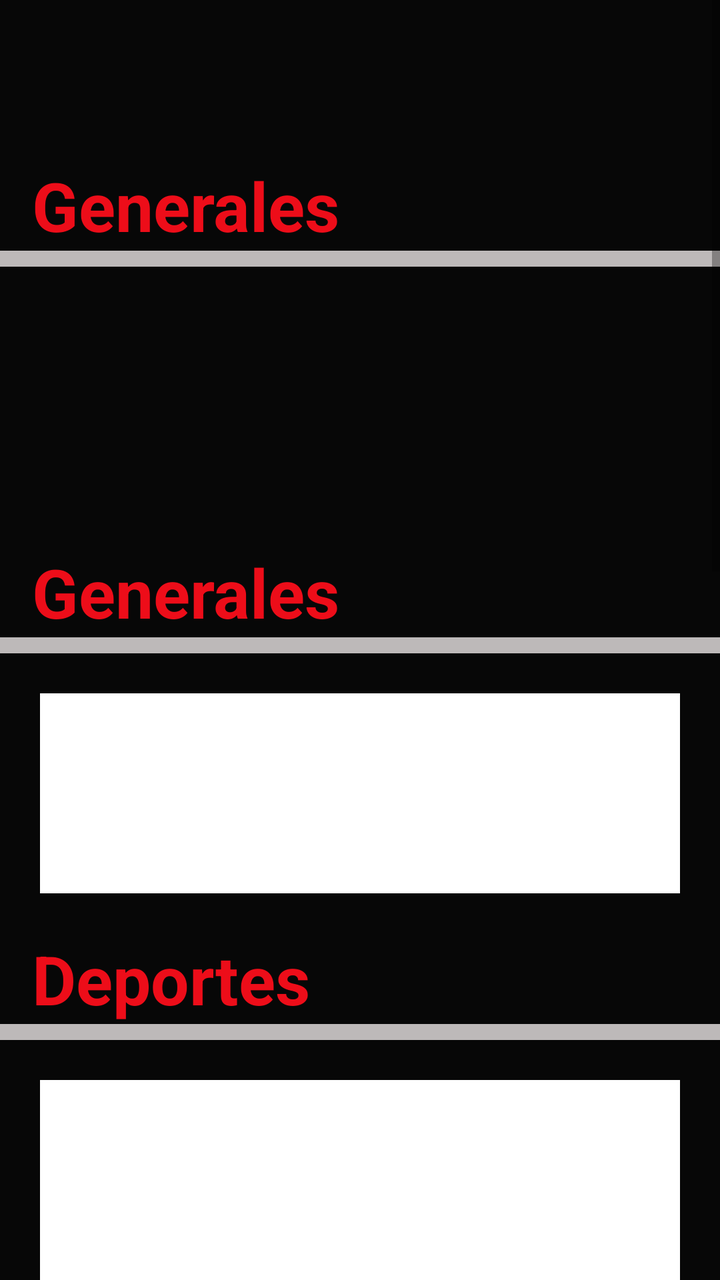
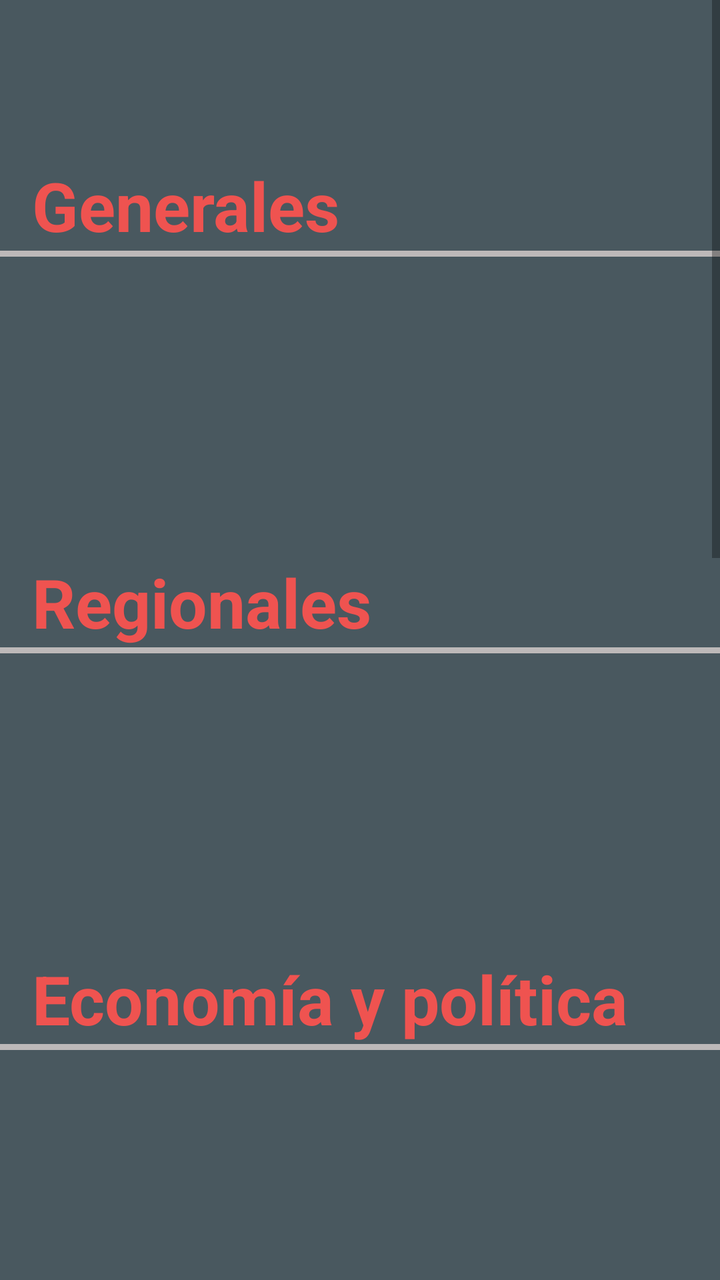

The first picture is an Android layout as it rendered before a commit; the second is the same layout after the commit. The layout source and the unified diff follow.
<!-- AndroidManifest.xml: application theme AppTheme -->
<!-- res/layout/fragment_diarios.xml -->
<?xml version="1.0" encoding="utf-8"?>
<androidx.coordinatorlayout.widget.CoordinatorLayout xmlns:android="http://schemas.android.com/apk/res/android"
    android:layout_width="match_parent"
    android:layout_height="match_parent"
    xmlns:tools="http://schemas.android.com/tools"
    android:orientation="vertical"
    android:background="#070707"
    tools:context=".ui.diarios.ActividadDiarios">

    <ScrollView
        android:layout_width="match_parent"
        android:layout_height="match_parent"
        android:fillViewport="true">

        <LinearLayout
            android:layout_marginTop="80dp"
            android:layout_width="match_parent"
            android:layout_height="wrap_content"
            android:orientation="vertical">

            <TextView
                android:layout_width="wrap_content"
                android:layout_height="wrap_content"
                android:layout_marginLeft="16.0sp"
                android:layout_marginRight="16.0sp"
                android:text="@string/generales"
                android:textColor="#ED0D19"
                android:textSize="34.0sp"
                android:textStyle="bold" />

            <View
                android:layout_width="fill_parent"
                android:layout_height="8.0dip"
                android:background="#BDB9B9"/>

            <androidx.recyclerview.widget.RecyclerView
                android:id="@+id/recyclerviewGenerales"
                android:layout_width="wrap_content"
                android:layout_height="100dp"
                android:layout_marginLeft="20.0dip"
                android:layout_marginTop="20.0dip"
                android:layout_marginRight="20.0dip"
                android:layout_marginBottom="20.0dip"
                android:background="#000000"
                android:orientation="horizontal" />

            <TextView
                android:layout_width="wrap_content"
                android:layout_height="wrap_content"
                android:layout_marginLeft="16.0sp"
                android:layout_marginRight="16.0sp"
                android:text="@string/generales"
                android:textColor="#ED0D19"
                android:textSize="34.0sp"
                android:textStyle="bold" />

            <View
                android:layout_width="fill_parent"
                android:layout_height="8.0dip"
                android:background="#BDB9B9"/>

            <androidx.recyclerview.widget.RecyclerView
                android:id="@+id/recyclerviewRegionales"
                android:layout_width="fill_parent"
                android:layout_height="100dp"
                android:layout_marginLeft="20.0dip"
                android:layout_marginTop="20.0dip"
                android:layout_marginRight="20.0dip"
                android:layout_marginBottom="20.0dip"
                android:background="#FFFFFF"
                android:orientation="horizontal" />

            <TextView
                android:layout_width="wrap_content"
                android:layout_height="wrap_content"
                android:layout_marginLeft="16.0sp"
                android:layout_marginRight="16.0sp"
                android:text="@string/deportes"
                android:textColor="#ED0D19"
                android:textSize="34.0sp"
                android:textStyle="bold" />

            <View
                android:layout_width="fill_parent"
                android:layout_height="8.0dip"
                android:background="#BDB9B9"/>

            <androidx.recyclerview.widget.RecyclerView
                android:id="@+id/recyclerviewDeportes"
                android:layout_width="fill_parent"
                android:layout_height="100dp"
                android:layout_marginLeft="20.0dip"
                android:layout_marginTop="20.0dip"
                android:layout_marginRight="20.0dip"
                android:layout_marginBottom="20.0dip"
                android:background="#FFFFFF"
                android:orientation="horizontal" />

            <TextView
                android:layout_width="wrap_content"
                android:layout_height="wrap_content"
                android:layout_marginLeft="16.0sp"
                android:layout_marginRight="16.0sp"
                android:text="@string/deportes"
                android:textColor="#ED0D19"
                android:textSize="34.0sp"
                android:textStyle="bold" />

            <View
                android:layout_width="fill_parent"
                android:layout_height="8.0dip"
                android:background="#BDB9B9"/>

            <androidx.recyclerview.widget.RecyclerView
                android:id="@+id/recyclerviewDeportes2"
                android:layout_width="fill_parent"
                android:layout_height="100dp"
                android:layout_marginLeft="20.0dip"
                android:layout_marginTop="20.0dip"
                android:layout_marginRight="20.0dip"
                android:layout_marginBottom="20.0dip"
                android:background="#FFFFFF"
                android:orientation="horizontal" />

            <TextView
                android:layout_width="wrap_content"
                android:layout_height="wrap_content"
                android:layout_marginLeft="16.0sp"
                android:layout_marginRight="16.0sp"
                android:text="@string/deportes"
                android:textColor="#ED0D19"
                android:textSize="34.0sp"
                android:textStyle="bold" />

            <View
                android:layout_width="fill_parent"
                android:layout_height="8.0dip"
                android:background="#BDB9B9"/>

            <androidx.recyclerview.widget.RecyclerView
                android:id="@+id/recyclerviewDeportes6"
                android:layout_width="fill_parent"
                android:layout_height="100dp"
                android:layout_marginLeft="20.0dip"
                android:layout_marginTop="20.0dip"
                android:layout_marginRight="20.0dip"
                android:layout_marginBottom="20.0dip"
                android:background="#FFFFFF"
                android:orientation="horizontal" />

            <TextView
                android:layout_width="wrap_content"
                android:layout_height="wrap_content"
                android:layout_marginLeft="16.0sp"
                android:layout_marginRight="16.0sp"
                android:text="@string/deportes"
                android:textColor="#ED0D19"
                android:textSize="34.0sp"
                android:textStyle="bold" />

            <View
                android:layout_width="fill_parent"
                android:layout_height="8.0dip"
                android:background="#BDB9B9"/>

            <androidx.recyclerview.widget.RecyclerView
                android:id="@+id/recyclerviewDeportes3"
                android:layout_width="fill_parent"
                android:layout_height="100dp"
                android:layout_marginLeft="20.0dip"
                android:layout_marginTop="20.0dip"
                android:layout_marginRight="20.0dip"
                android:layout_marginBottom="20.0dip"
                android:background="#FFFFFF"
                android:orientation="horizontal" />

            <TextView
                android:layout_width="wrap_content"
                android:layout_height="wrap_content"
                android:layout_marginLeft="16.0sp"
                android:layout_marginRight="16.0sp"
                android:text="@string/deportes"
                android:textColor="#ED0D19"
                android:textSize="34.0sp"
                android:textStyle="bold" />

            <View
                android:layout_width="fill_parent"
                android:layout_height="8.0dip"
                android:background="#BDB9B9"/>

            <androidx.recyclerview.widget.RecyclerView
                android:id="@+id/recyclerviewDeportes4"
                android:layout_width="fill_parent"
                android:layout_height="100dp"
                android:layout_marginLeft="20.0dip"
                android:layout_marginTop="20.0dip"
                android:layout_marginRight="20.0dip"
                android:layout_marginBottom="20.0dip"
                android:background="#FFFFFF"
                android:orientation="horizontal" />

        </LinearLayout>
    </ScrollView>
</androidx.coordinatorlayout.widget.CoordinatorLayout>
<!-- resources referenced by this layout -->
<resources>
  <string name="deportes"><h1>Deportes</h1></string>
  <string name="generales"><h1>Generales</h1></string>
  <style name="AppTheme" parent="Theme.AppCompat.Light.DarkActionBar">
          
          <item name="colorPrimary">@color/colorPrimary</item>
          <item name="colorPrimaryDark">@color/colorPrimaryDark</item>
          <item name="colorAccent">@color/colorAccent</item>
          <item name="windowActionBar">false</item>
          <item name="windowNoTitle">true</item>
      </style>
  <color name="colorPrimary">#1976D2</color>
  <color name="colorPrimaryDark">#1565C0</color>
  <color name="colorAccent">#FF4081</color>
</resources>

<!-- the commit's change to res/layout/fragment_diarios.xml (unified diff, before → after) -->
@@ -4,7 +4,7 @@
     android:layout_height="match_parent"
     xmlns:tools="http://schemas.android.com/tools"
     android:orientation="vertical"
-    android:background="#070707"
+    android:background="@color/blue_grey_800_overlay"
     tools:context=".ui.diarios.ActividadDiarios">
 
     <ScrollView
@@ -24,24 +24,22 @@
                 android:layout_marginLeft="16.0sp"
                 android:layout_marginRight="16.0sp"
                 android:text="@string/generales"
-                android:textColor="#ED0D19"
+                android:textColor="@color/red_400"
                 android:textSize="34.0sp"
                 android:textStyle="bold" />
 
             <View
                 android:layout_width="fill_parent"
-                android:layout_height="8.0dip"
+                android:layout_height="3.0dip"
                 android:background="#BDB9B9"/>
 
             <androidx.recyclerview.widget.RecyclerView
                 android:id="@+id/recyclerviewGenerales"
                 android:layout_width="wrap_content"
-                android:layout_height="100dp"
-                android:layout_marginLeft="20.0dip"
+                android:layout_height="110dp"
                 android:layout_marginTop="20.0dip"
-                android:layout_marginRight="20.0dip"
                 android:layout_marginBottom="20.0dip"
-                android:background="#000000"
+                android:background="@color/overlay_light_90"
                 android:orientation="horizontal" />
 
             <TextView
@@ -49,25 +47,47 @@
                 android:layout_height="wrap_content"
                 android:layout_marginLeft="16.0sp"
                 android:layout_marginRight="16.0sp"
-                android:text="@string/generales"
-                android:textColor="#ED0D19"
+                android:text="@string/regionales"
+                android:textColor="@color/red_400"
                 android:textSize="34.0sp"
                 android:textStyle="bold" />
 
             <View
                 android:layout_width="fill_parent"
-                android:layout_height="8.0dip"
+                android:layout_height="3.0dip"
                 android:background="#BDB9B9"/>
 
             <androidx.recyclerview.widget.RecyclerView
                 android:id="@+id/recyclerviewRegionales"
+                android:layout_width="wrap_content"
+                android:layout_height="110dp"
+                android:layout_marginTop="20.0dip"
+                android:layout_marginBottom="20.0dip"
+                android:background="@color/overlay_light_90"
+                android:orientation="horizontal" />
+
+            <TextView
+                android:layout_width="wrap_content"
+                android:layout_height="wrap_content"
+                android:layout_marginLeft="16.0sp"
+                android:layout_marginRight="16.0sp"
+                android:text="@string/economia"
+                android:textColor="@color/red_400"
+                android:textSize="34.0sp"
+                android:textStyle="bold" />
+
+            <View
                 android:layout_width="fill_parent"
-                android:layout_height="100dp"
-                android:layout_marginLeft="20.0dip"
+                android:layout_height="3.0dip"
+                android:background="#BDB9B9"/>
+
+            <androidx.recyclerview.widget.RecyclerView
+                android:id="@+id/recyclerviewEconomia"
+                android:layout_width="wrap_content"
+                android:layout_height="110dp"
                 android:layout_marginTop="20.0dip"
-                android:layout_marginRight="20.0dip"
                 android:layout_marginBottom="20.0dip"
-                android:background="#FFFFFF"
+                android:background="@color/overlay_light_90"
                 android:orientation="horizontal" />
 
             <TextView
@@ -76,24 +96,22 @@
                 android:layout_marginLeft="16.0sp"
                 android:layout_marginRight="16.0sp"
                 android:text="@string/deportes"
-                android:textColor="#ED0D19"
+                android:textColor="@color/red_400"
                 android:textSize="34.0sp"
                 android:textStyle="bold" />
 
             <View
                 android:layout_width="fill_parent"
-                android:layout_height="8.0dip"
+                android:layout_height="3.0dip"
                 android:background="#BDB9B9"/>
 
             <androidx.recyclerview.widget.RecyclerView
                 android:id="@+id/recyclerviewDeportes"
-                android:layout_width="fill_parent"
-                android:layout_height="100dp"
-                android:layout_marginLeft="20.0dip"
+                android:layout_width="wrap_content"
+                android:layout_height="110dp"
                 android:layout_marginTop="20.0dip"
-                android:layout_marginRight="20.0dip"
                 android:layout_marginBottom="20.0dip"
-                android:background="#FFFFFF"
+                android:background="@color/overlay_light_90"
                 android:orientation="horizontal" />
 
             <TextView
@@ -101,25 +119,23 @@
                 android:layout_height="wrap_content"
                 android:layout_marginLeft="16.0sp"
                 android:layout_marginRight="16.0sp"
-                android:text="@string/deportes"
-                android:textColor="#ED0D19"
+                android:text="@string/tecnologia"
+                android:textColor="@color/red_400"
                 android:textSize="34.0sp"
                 android:textStyle="bold" />
 
             <View
                 android:layout_width="fill_parent"
-                android:layout_height="8.0dip"
+                android:layout_height="3.0dip"
                 android:background="#BDB9B9"/>
 
             <androidx.recyclerview.widget.RecyclerView
-                android:id="@+id/recyclerviewDeportes2"
-                android:layout_width="fill_parent"
-                android:layout_height="100dp"
-                android:layout_marginLeft="20.0dip"
+                android:id="@+id/recyclerviewTecnologia"
+                android:layout_width="wrap_content"
+                android:layout_height="110dp"
                 android:layout_marginTop="20.0dip"
-                android:layout_marginRight="20.0dip"
                 android:layout_marginBottom="20.0dip"
-                android:background="#FFFFFF"
+                android:background="@color/overlay_light_90"
                 android:orientation="horizontal" />
 
             <TextView
@@ -127,25 +143,23 @@
                 android:layout_height="wrap_content"
                 android:layout_marginLeft="16.0sp"
                 android:layout_marginRight="16.0sp"
-                android:text="@string/deportes"
-                android:textColor="#ED0D19"
+                android:text="@string/celebridades"
+                android:textColor="@color/red_400"
                 android:textSize="34.0sp"
                 android:textStyle="bold" />
 
             <View
                 android:layout_width="fill_parent"
-                android:layout_height="8.0dip"
+                android:layout_height="3.0dip"
                 android:background="#BDB9B9"/>
 
             <androidx.recyclerview.widget.RecyclerView
-                android:id="@+id/recyclerviewDeportes6"
-                android:layout_width="fill_parent"
-                android:layout_height="100dp"
-                android:layout_marginLeft="20.0dip"
+                android:id="@+id/recyclerviewCelebridades"
+                android:layout_width="wrap_content"
+                android:layout_height="110dp"
                 android:layout_marginTop="20.0dip"
-                android:layout_marginRight="20.0dip"
                 android:layout_marginBottom="20.0dip"
-                android:background="#FFFFFF"
+                android:background="@color/overlay_light_90"
                 android:orientation="horizontal" />
 
             <TextView
@@ -153,52 +167,25 @@
                 android:layout_height="wrap_content"
                 android:layout_marginLeft="16.0sp"
                 android:layout_marginRight="16.0sp"
-                android:text="@string/deportes"
-                android:textColor="#ED0D19"
+                android:text="@string/moda"
+                android:textColor="@color/red_400"
                 android:textSize="34.0sp"
                 android:textStyle="bold" />
 
             <View
                 android:layout_width="fill_parent"
-                android:layout_height="8.0dip"
+                android:layout_height="3.0dip"
                 android:background="#BDB9B9"/>
 
             <androidx.recyclerview.widget.RecyclerView
-                android:id="@+id/recyclerviewDeportes3"
-                android:layout_width="fill_parent"
-                android:layout_height="100dp"
-                android:layout_marginLeft="20.0dip"
+                android:id="@+id/recyclerviewModa"
+                android:layout_width="wrap_content"
+                android:layout_height="110dp"
                 android:layout_marginTop="20.0dip"
-                android:layout_marginRight="20.0dip"
                 android:layout_marginBottom="20.0dip"
-                android:background="#FFFFFF"
+                android:background="@color/overlay_light_90"
                 android:orientation="horizontal" />
 
-            <TextView
-                android:layout_width="wrap_content"
-                android:layout_height="wrap_content"
-                android:layout_marginLeft="16.0sp"
-                android:layout_marginRight="16.0sp"
-                android:text="@string/deportes"
-                android:textColor="#ED0D19"
-                android:textSize="34.0sp"
-                android:textStyle="bold" />
-
-            <View
-                android:layout_width="fill_parent"
-                android:layout_height="8.0dip"
-                android:background="#BDB9B9"/>
-
-            <androidx.recyclerview.widget.RecyclerView
-                android:id="@+id/recyclerviewDeportes4"
-                android:layout_width="fill_parent"
-                android:layout_height="100dp"
-                android:layout_marginLeft="20.0dip"
-                android:layout_marginTop="20.0dip"
-                android:layout_marginRight="20.0dip"
-                android:layout_marginBottom="20.0dip"
-                android:background="#FFFFFF"
-                android:orientation="horizontal" />
 
         </LinearLayout>
     </ScrollView>
<!-- resource entries referenced after the edit -->
@@ -1,7 +1,15 @@
 <!-- resources referenced by this layout -->
 <resources>
+  <color name="blue_grey_800_overlay">#E637474F</color>
+  <color name="overlay_light_90">#E6FFFFFF</color>
+  <color name="red_400">#EF5350</color>
+  <string name="celebridades"><h1>Celebridades</h1></string>
   <string name="deportes"><h1>Deportes</h1></string>
+  <string name="economia"><h1>Economía y política</h1></string>
   <string name="generales"><h1>Generales</h1></string>
+  <string name="moda"><h1>Moda</h1></string>
+  <string name="regionales"><h1>Regionales</h1></string>
+  <string name="tecnologia"><h1>Tecnología</h1></string>
   <style name="AppTheme" parent="Theme.AppCompat.Light.DarkActionBar">
           
           <item name="colorPrimary">@color/colorPrimary</item>
